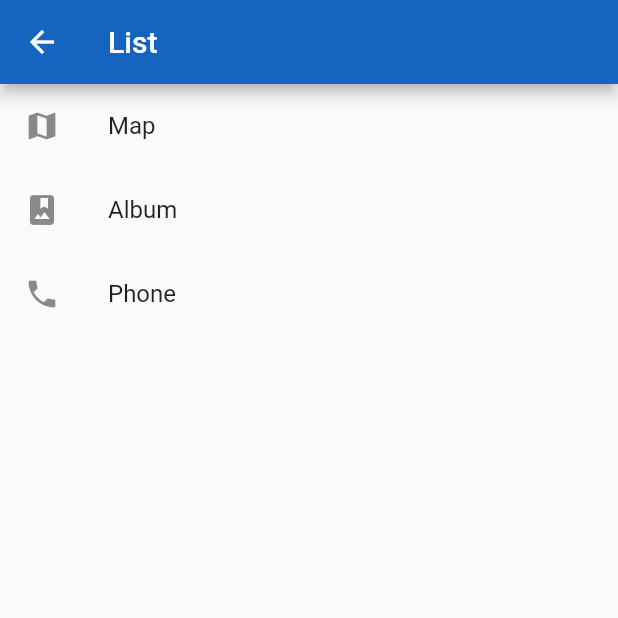
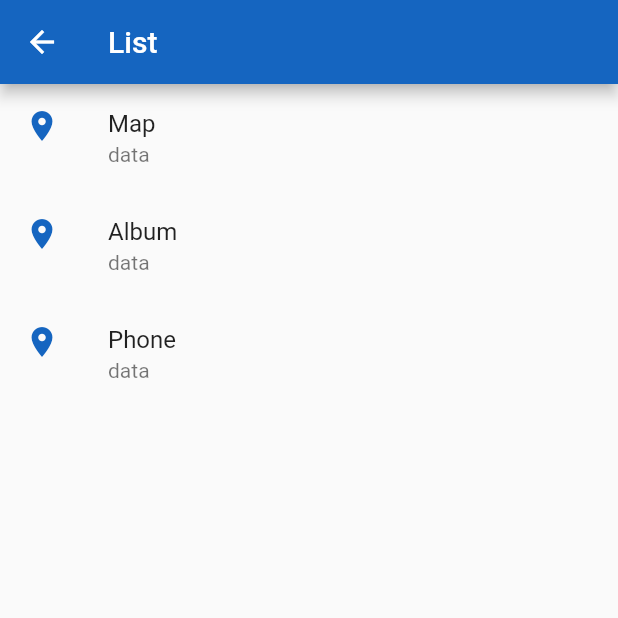
Before and after one commit to hector-cortez/search_public_bathroom, a Flutter app: the MapList screen opened by its route, on a phone screen of 412 x 824 dp, the top half of it. Run offline on Flutter 3.47's test engine with Material 2 defaults, Android fonts, the phone set to English and light mode, and no system bars; our stand-ins replace flutter_map, latlong.

Commit message:
Adicion de firebase

```diff
--- a/lib/pages/map_list.dart
+++ b/lib/pages/map_list.dart
@@ -16,16 +16,19 @@ class _MapListState extends State<MapList> {
        body: ListView(
           children: <Widget>[
             ListTile(
-              leading: Icon(Icons.map),
+              leading: Icon(Icons.location_on, color: Colors.blue[800],),
               title: Text('Map'),
+              subtitle: Text('data'),
             ),
             ListTile(
-              leading: Icon(Icons.photo_album),
+              leading: Icon(Icons.location_on, color: Colors.blue[800],),
               title: Text('Album'),
+              subtitle: Text('data'),
             ),
             ListTile(
-              leading: Icon(Icons.phone),
+              leading: Icon(Icons.location_on, color: Colors.blue[800],),
               title: Text('Phone'),
+              subtitle: Text('data'),
             ),
           ],
         ),
--- a/pubspec.yaml
+++ b/pubspec.yaml
@@ -24,7 +24,7 @@ dev_dependencies:
   flutter_test:
     sdk: flutter
   flutter_map:
-
+  cloud_firestore: 0.8.1
 # For information on the generic Dart part of this file, see the
 # following page: https://www.dartlang.org/tools/pub/pubspec
 
```
Also changed, not shown: lib/model/Locarion.dart (added, +38 -0 lines), lib/pages/map_home.dart (+45 -1 lines), 6 other files.
